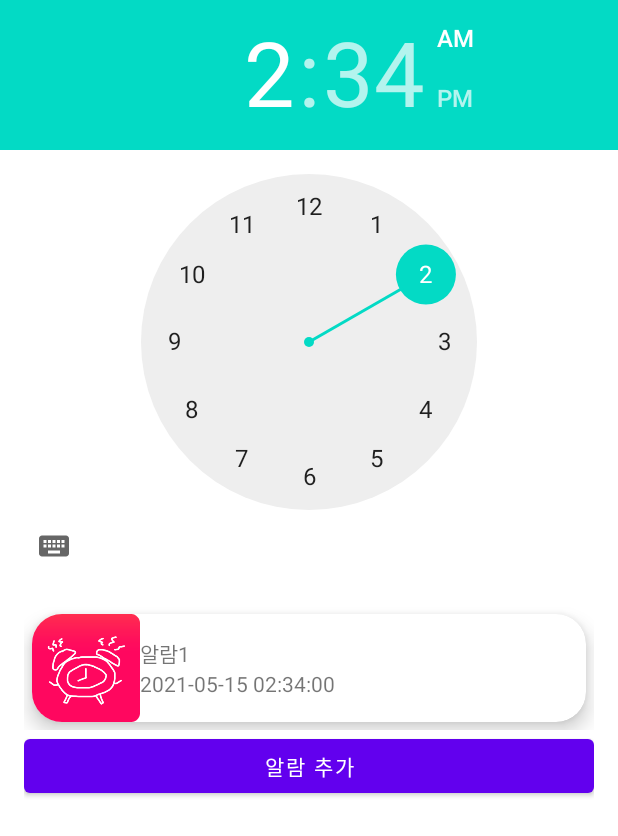
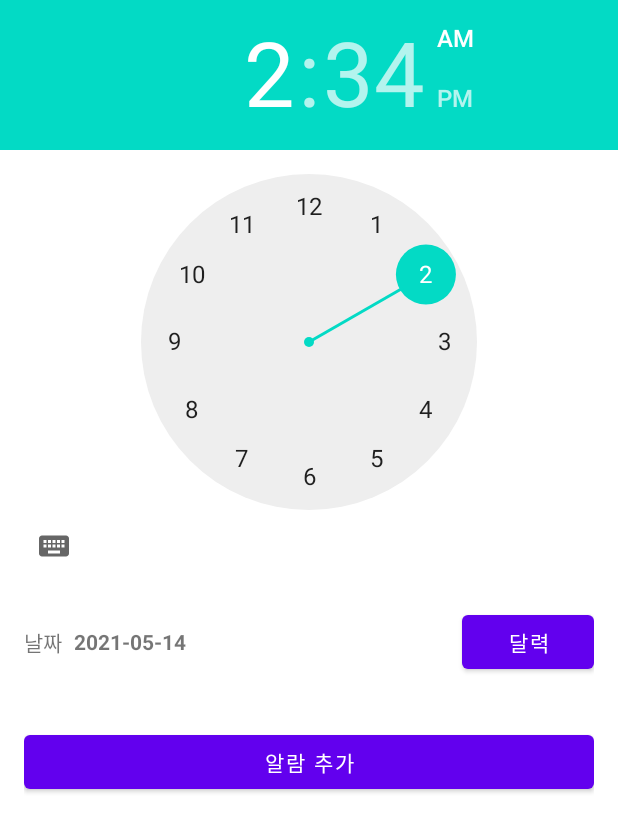
Before and after one commit to Juong-ju-Lee/GestureRecognitionAlarmClockApp, an Android app: the screen it shows after launch (MainActivity), after a tap on "알람 추가", on a phone screen of 412 x 824 dp. Shown: the top 836 px of the screen. Run offline under Robolectric (Android 15) with nearby library versions, the phone set to English and light mode, and no system bars.

Commit message:
리사이클러뷰 수정

```diff
--- a/app/src/main/AndroidManifest.xml
+++ b/app/src/main/AndroidManifest.xml
@@ -33,7 +33,6 @@ android:configChanges="keyboardHidden|orientation"
 
             <intent-filter>
                 <action android:name="android.intent.action.MAIN" />
-
                 <action android:name="android.intent.action.VIEW" />
 
                 <category android:name="android.intent.category.LAUNCHER" />
--- a/app/src/main/java/com/dhkdw/androidopencv/AlarmAdapter.java
+++ /dev/null
@@ -1,89 +0,0 @@
-package com.dhkdw.androidopencv;
-
-import android.view.LayoutInflater;
-import android.view.View;
-import android.view.ViewGroup;
-import android.widget.ImageView;
-import android.widget.TextView;
-import android.widget.Toast;
-
-import androidx.annotation.NonNull;
-import androidx.recyclerview.widget.RecyclerView;
-import java.util.ArrayList;
-
-
-public class AlarmAdapter extends RecyclerView.Adapter<com.dhkdw.androidopencv.AlarmAdapter.CustomViewHolder> {
-
-    private ArrayList<AlarmList> arrayList;
-
-    public AlarmAdapter(ArrayList<AlarmList> arrayList){
-        this.arrayList=arrayList;
-    }
-
-    @NonNull
-    @Override
-    public com.dhkdw.androidopencv.AlarmAdapter.CustomViewHolder onCreateViewHolder(@NonNull ViewGroup parent, int viewType) {
-        View view = LayoutInflater.from(parent.getContext()).inflate(R.layout.item,parent,false);
-        CustomViewHolder holder = new CustomViewHolder(view);
-        return holder;
-    }
-
-    @Override
-    public void onBindViewHolder(@NonNull final com.dhkdw.androidopencv.AlarmAdapter.CustomViewHolder holder, int position) {
-        holder.alarmImg.setImageResource(arrayList.get(position).getAlarmImg());
-        holder.alarmName.setText(arrayList.get(position).getAlarmName());
-        holder.alarmContent.setText(arrayList.get(position).getAlarmContent());
-
-        holder.itemView.setTag(position);
-        holder.itemView.setOnClickListener(new View.OnClickListener() {
-            @Override
-            public void onClick(View v) {
-                String curName = holder.alarmName.getText().toString();
-                Toast.makeText(v.getContext(),curName, Toast.LENGTH_SHORT).show();
-            }
-        });
-
-        holder.itemView.setOnLongClickListener(new View.OnLongClickListener() {
-            @Override
-            public boolean onLongClick(View v) {
-
-               remove(holder.getAdapterPosition());
-                return true;
-            }
-        });
-
-
-
-    }
-
-
-
-
-    @Override
-    public int getItemCount() {
-        return (null != arrayList ? arrayList.size() :0);
-    }
-
-
-        public void remove(int position){
-            try{
-                arrayList.remove(position);
-                notifyItemRemoved(position);
-            }catch (IndexOutOfBoundsException e){
-                e.printStackTrace();
-            }
-        }
-
-    public class CustomViewHolder extends RecyclerView.ViewHolder {
-        protected ImageView alarmImg;
-        protected TextView alarmName;
-        protected TextView alarmContent;
-
-        public CustomViewHolder(@NonNull View itemView) {
-            super(itemView);
-            this.alarmImg=(ImageView) itemView.findViewById(R.id.alarmImg);
-            this.alarmName=(TextView) itemView.findViewById(R.id.alarmName);
-            this.alarmContent=(TextView) itemView.findViewById(R.id.alarmContent);
-        }
-    }
-}
--- a/app/src/main/java/com/dhkdw/androidopencv/AndroidOpencv.java
+++ b/app/src/main/java/com/dhkdw/androidopencv/AndroidOpencv.java
@@ -288,10 +288,10 @@ public class AndroidOpencv extends CameraActivity implements CvCameraViewListene
 
             if (type == NATIVE_DETECTOR) {
                 Log.i(TAG, "Detection Based Tracker enabled");
-                mNativeDetector.startM();
+                mNativeDetector.start();
             } else {
                 Log.i(TAG, "Cascade detector enabled");
-                mNativeDetector.stopM();
+                mNativeDetector.stop();
             }
         }
     }
--- a/app/src/main/java/com/dhkdw/androidopencv/DetectionBasedTracker.java
+++ b/app/src/main/java/com/dhkdw/androidopencv/DetectionBasedTracker.java
@@ -14,11 +14,11 @@ public class DetectionBasedTracker
         mNativeObj = nativeCreateObject(cascadeName, minFaceSize);
     }
 
-    public void startM() {
+    public void start() {
         nativeStart(mNativeObj);
     }
 
-    public void stopM() {
+    public void stop() {
         nativeStop(mNativeObj);
     }
 
--- a/app/src/main/java/com/dhkdw/androidopencv/MainActivity.java
+++ b/app/src/main/java/com/dhkdw/androidopencv/MainActivity.java
@@ -1,19 +1,24 @@
 package com.dhkdw.androidopencv;
 
 import android.app.AlarmManager;
+import android.app.DatePickerDialog;
 import android.app.PendingIntent;
 import android.content.Context;
 import android.content.Intent;
 import android.media.AudioManager;
 import android.os.Build;
 import android.os.Bundle;
-import android.view.GestureDetector;
 import android.view.KeyEvent;
-import android.view.MotionEvent;
+import android.view.LayoutInflater;
 import android.view.View;
+import android.view.ViewGroup;
+import android.widget.DatePicker;
+import android.widget.ImageView;
+import android.widget.TextView;
 import android.widget.TimePicker;
 import android.widget.Toast;
 
+import androidx.annotation.NonNull;
 import androidx.annotation.RequiresApi;
 import androidx.appcompat.app.AppCompatActivity;
 import androidx.recyclerview.widget.LinearLayoutManager;
@@ -26,19 +31,16 @@ import java.util.Locale;
 
 public class MainActivity extends AppCompatActivity {
     //수정코드//수정코드//수정코드//수정코드//수정코드
-    GestureDetector detector;
     private AudioManager audio;
+    private Calendar calendar;
     //수정코드//수정코드//수정코드//수정코드//수정코드
-
 
     private ArrayList<AlarmList> arrayList;
     private AlarmAdapter alarmAdapter;
     private RecyclerView recyclerView;
     private LinearLayoutManager linearLayoutManager;
 
-
     int count =0;
-
 
     private AlarmManager alarmManager;
     private TimePicker timePicker;
@@ -51,8 +53,12 @@ public class MainActivity extends AppCompatActivity {
 
         this.alarmManager = (AlarmManager) getSystemService(ALARM_SERVICE);
         this.timePicker = findViewById(R.id.timePicker);
+        this.calendar=Calendar.getInstance();
+        // 현재 날짜 표시
+        displayDate();
 
         findViewById(R.id.btnAdd).setOnClickListener(mClickListener);
+        findViewById(R.id.btnCalendar).setOnClickListener(mClickListener);
 
         //수정:볼륨조절
         audio = (AudioManager) getSystemService(Context.AUDIO_SERVICE);
@@ -63,7 +69,6 @@ public class MainActivity extends AppCompatActivity {
 
 
         /*알람 리스트 생성*/
-
         recyclerView = (RecyclerView)findViewById(R.id.recyclerView);
         linearLayoutManager = new LinearLayoutManager(this);
         recyclerView.setLayoutManager(linearLayoutManager);
@@ -73,64 +78,27 @@ public class MainActivity extends AppCompatActivity {
         alarmAdapter = new AlarmAdapter(arrayList);
         recyclerView.setAdapter(alarmAdapter);
 
-
-
-
-
-
-
-
-
-//수정코드//수정코드//수정코드//수정코드//수정코드//수정코드
-
-        detector = new GestureDetector(this, new GestureDetector.OnGestureListener() {
-
-            @Override
-            public boolean onDown(MotionEvent motionEvent) {
-                return false;
-            }
-
-            @Override
-            public void onShowPress(MotionEvent motionEvent) {
-
-            }
-
-            @Override
-            public boolean onSingleTapUp(MotionEvent motionEvent) {
-                return false;
-            }
-
-            @Override
-            public boolean onScroll(MotionEvent motionEvent, MotionEvent motionEvent1, float v, float v1) {
-                return false;
-            }
-
-            public void onLongPress(MotionEvent motionEvent) {// 리스트를 길게 눌렀을 때
-
-                // 동작인식 성공시 알람을 끄고 해당 알람 리스트 삭제
-                faceCapture(); // 동작인식 화면 띄우기
-                stopA(); // 알람음 끄기
-            }
-
-            @Override
-            public boolean onFling(MotionEvent motionEvent, MotionEvent motionEvent1, float v, float v1) {
-                return false;
-            }
-
-        });
-
-
-        View view2 = findViewById(R.id.recyclerView);
-
-        view2.setOnTouchListener(new View.OnTouchListener() {
-            @Override
-            public boolean onTouch(View v, MotionEvent motionEvent) {
-                detector.onTouchEvent(motionEvent);
-                return true;
-            }
-        });
     }
 
+// 날짜표시
+    private void displayDate() {
+        SimpleDateFormat format = new SimpleDateFormat("yyyy-MM-dd", Locale.getDefault());
+        ((TextView) findViewById(R.id.txtDate)).setText(format.format(this.calendar.getTime()));
+    }
+
+    private void showDatePicker(){
+        DatePickerDialog dialog = new DatePickerDialog(this, new DatePickerDialog.OnDateSetListener(){
+            public void onDateSet(DatePicker view, int year, int month, int dayOfMonth){
+                calendar.set(Calendar.YEAR,year);
+                calendar.set(Calendar.MONTH,month);
+                calendar.set(Calendar.DATE,dayOfMonth);
+                // 날짜표시
+                displayDate();
+            }
+        }, this.calendar.get(Calendar.YEAR),this.calendar.get(Calendar.MONTH),this.calendar.get(Calendar.DAY_OF_MONTH));
+
+        dialog.show();
+    }
 
 
     //수정코드//수정코드//수정코드//수정코드//수정코드//수정코드 볼륨조절
@@ -149,29 +117,9 @@ public class MainActivity extends AppCompatActivity {
         return false;
     }
 
-
-//수정코드//수정코드//수정코드//수정코드//수정코드//수정코드
-
-/* 볼륨조절
-    public boolean onKeyDown(int keyCode, KeyEvent event) {
-        AudioManager mAudioManager = (AudioManager)getSystemService(AUDIO_SERVICE);
-        switch (keyCode) {
-            case KeyEvent.KEYCODE_VOLUME_UP :
-                mAudioManager.adjustStreamVolume(AudioManager.STREAM_MUSIC, AudioManager.ADJUST_RAISE, AudioManager.FLAG_SHOW_UI);
-                return true;
-            case KeyEvent.KEYCODE_VOLUME_DOWN:
-                mAudioManager.adjustStreamVolume(AudioManager.STREAM_MUSIC, AudioManager.ADJUST_LOWER, AudioManager.FLAG_SHOW_UI);
-                return true;
-            case KeyEvent.KEYCODE_BACK:
-                return true;
-        }
-        return false;
-    }
-*/
-
     //Opencv 수정코드
     //알람 리스트 길게 눌렀을 때 동작인식
-        public void faceCapture () {
+public void faceCapture() {
             Intent intent = new Intent(this, AndroidOpencv.class);
             startActivity(intent);
         }
@@ -179,17 +127,15 @@ public class MainActivity extends AppCompatActivity {
     /* 알람 시작 */
     @RequiresApi(api = Build.VERSION_CODES.M)
     private void startA() {
-        // 시간 설정
-        Calendar calendar = Calendar.getInstance();
+        // 알람 시간 설정
+        this.calendar.set(Calendar.HOUR_OF_DAY, this.timePicker.getHour());
+        this.calendar.set(Calendar.MINUTE, this.timePicker.getMinute());
+        this.calendar.set(Calendar.SECOND, 0);
 
-        calendar.set(Calendar.HOUR_OF_DAY, this.timePicker.getHour());
-        calendar.set(Calendar.MINUTE, this.timePicker.getMinute());
-        calendar.set(Calendar.SECOND, 0);
-
-        // 현재시간보다 이전이면
-        if (calendar.before(Calendar.getInstance())) {
-            // 다음날로 설정
-            calendar.add(Calendar.DATE, 1);
+        // 현재일보다 이전이면 등록 실패
+        if (this.calendar.before(Calendar.getInstance())) {
+            Toast.makeText(this, "알람시간이 현재시간보다 이전일 수 없습니다.", Toast.LENGTH_LONG).show();
+            return;
         }
 
         // Receiver 설정
@@ -204,10 +150,8 @@ public class MainActivity extends AppCompatActivity {
 
         // Toast 보여주기 (알람 시간 표시)
         SimpleDateFormat format = new SimpleDateFormat("yyyy-MM-dd HH:mm:ss", Locale.getDefault());
-        Toast.makeText(this, "Alarm : " + format.format(calendar.getTime()), Toast.LENGTH_SHORT).show();
         String alarmDate =format.format(calendar.getTime());
-
-
+        Toast.makeText(this, "Alarm : " + alarmDate, Toast.LENGTH_LONG).show();
 
         /*알람 리스트 생성*/
         count++;
@@ -217,15 +161,13 @@ public class MainActivity extends AppCompatActivity {
     }
 
     /* 알람 중지*/
-
-    private void stopA() {
+    public void stopA() {
         if (this.pendingIntent == null) {
             return;
         }
 
         // 알람 취소
         this.alarmManager.cancel(this.pendingIntent);
-
 
         // 알람 중지 Broadcast
         Intent intent = new Intent(this, AlarmReceiver.class);
@@ -241,6 +183,11 @@ public class MainActivity extends AppCompatActivity {
         @Override
         public void onClick(View v) {
             switch (v.getId()) {
+                case R.id.btnCalendar:
+                    // 달력
+                    showDatePicker();
+                    break;
+
                 case R.id.btnAdd:
                     // 알람 시작
                     startA();
@@ -252,4 +199,79 @@ public class MainActivity extends AppCompatActivity {
 
 
 
+    public class CustomViewHolder extends RecyclerView.ViewHolder {
+        protected ImageView alarmImg;
+        protected TextView alarmName;
+        protected TextView alarmContent;
+
+        public CustomViewHolder(@NonNull View itemView) {
+            super(itemView);
+            this.alarmImg=(ImageView) itemView.findViewById(R.id.alarmImg);
+            this.alarmName=(TextView) itemView.findViewById(R.id.alarmName);
+            this.alarmContent=(TextView) itemView.findViewById(R.id.alarmContent);
+        }
+    }
+
+
+    public class AlarmAdapter extends RecyclerView.Adapter<com.dhkdw.androidopencv.MainActivity.CustomViewHolder>{
+        private ArrayList<AlarmList> arrayList;
+
+        public AlarmAdapter(ArrayList<AlarmList> arrayList){
+            this.arrayList=arrayList;
+        }
+
+        @NonNull
+        @Override
+        public com.dhkdw.androidopencv.MainActivity.CustomViewHolder onCreateViewHolder(@NonNull ViewGroup parent, int viewType) {
+            View view = LayoutInflater.from(parent.getContext()).inflate(R.layout.item,parent,false);
+            CustomViewHolder holder = new CustomViewHolder(view);
+            return holder;
+        }
+
+
+        @Override
+        public void onBindViewHolder(@NonNull final CustomViewHolder holder, int position) {
+            holder.alarmImg.setImageResource(arrayList.get(position).getAlarmImg());
+            holder.alarmName.setText(arrayList.get(position).getAlarmName());
+            holder.alarmContent.setText(arrayList.get(position).getAlarmContent());
+            holder.itemView.setTag(position);
+            holder.itemView.setOnClickListener(new View.OnClickListener() {
+                @Override
+                public void onClick(View v) {
+                    String curName = holder.alarmName.getText().toString();
+                    Toast.makeText(v.getContext(),curName, Toast.LENGTH_SHORT).show();
+                }
+            });
+
+            holder.itemView.setOnLongClickListener(new View.OnLongClickListener() {
+                @Override
+                public boolean onLongClick(View v) {
+                    stopA();
+                    faceCapture(); // 동작인식 화면 띄우기
+                    remove(holder.getAdapterPosition());
+                    return true;
+                }
+            });
+        }
+
+
+
+        @Override
+        public int getItemCount() {
+            return (null != arrayList ? arrayList.size() :0);
+        }
+
+
+        public void remove(int position){
+            try{
+                arrayList.remove(position);
+                notifyItemRemoved(position);
+            }catch (IndexOutOfBoundsException e){
+                e.printStackTrace();
+            }
+        }
+
+
+    }
+
 }
--- a/app/src/main/res/layout/activity_main.xml
+++ b/app/src/main/res/layout/activity_main.xml
@@ -13,8 +13,33 @@
         android:layout_width="match_parent"
         android:layout_height="wrap_content"
         />
+    <LinearLayout
+        android:orientation="horizontal"
+        android:layout_width="match_parent"
+        android:layout_height="wrap_content"
+        android:padding="16dp"
+        android:gravity="center_vertical">
 
+        <TextView
+            android:layout_width="wrap_content"
+            android:layout_height="wrap_content"
+            android:text="날짜"
+            />
+    <TextView
+        android:id="@+id/txtDate"
+        android:layout_width="0px"
+        android:layout_height="wrap_content"
+        android:layout_weight="1"
+        android:layout_marginStart="8dp"
+        android:textStyle="bold"
+        />
+    <Button
+        android:id="@+id/btnCalendar"
+        android:layout_width="wrap_content"
+        android:layout_height="wrap_content"
+        android:text="달력" />
 
+    </LinearLayout>
 
     <LinearLayout
         android:orientation="vertical"
```
